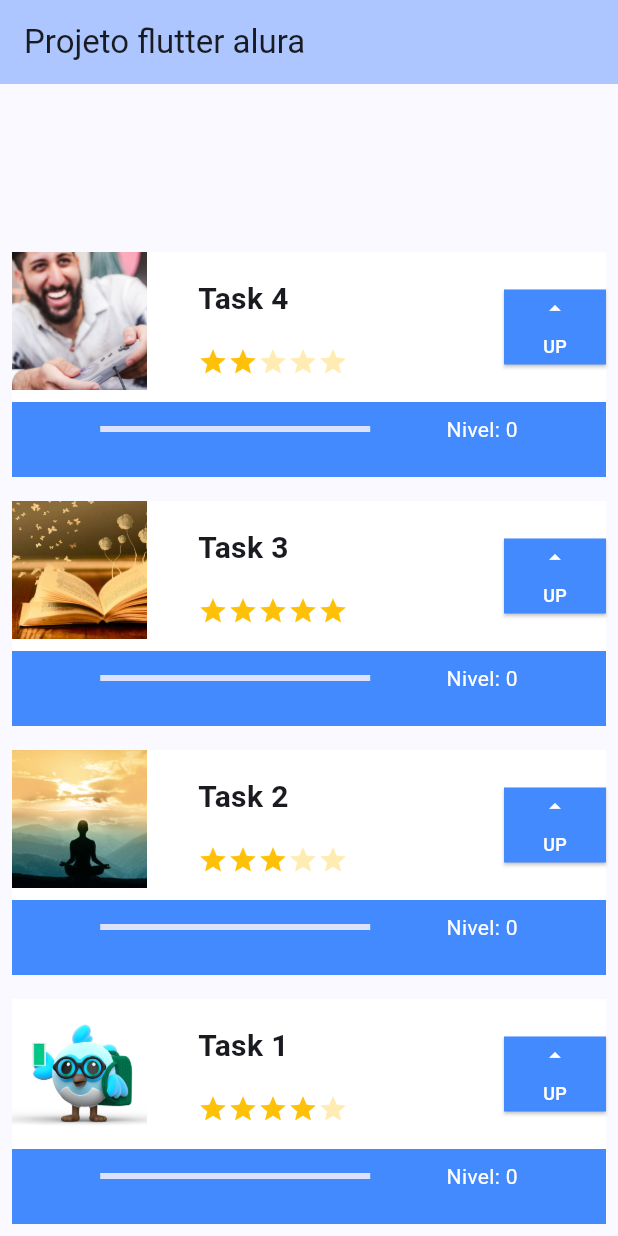
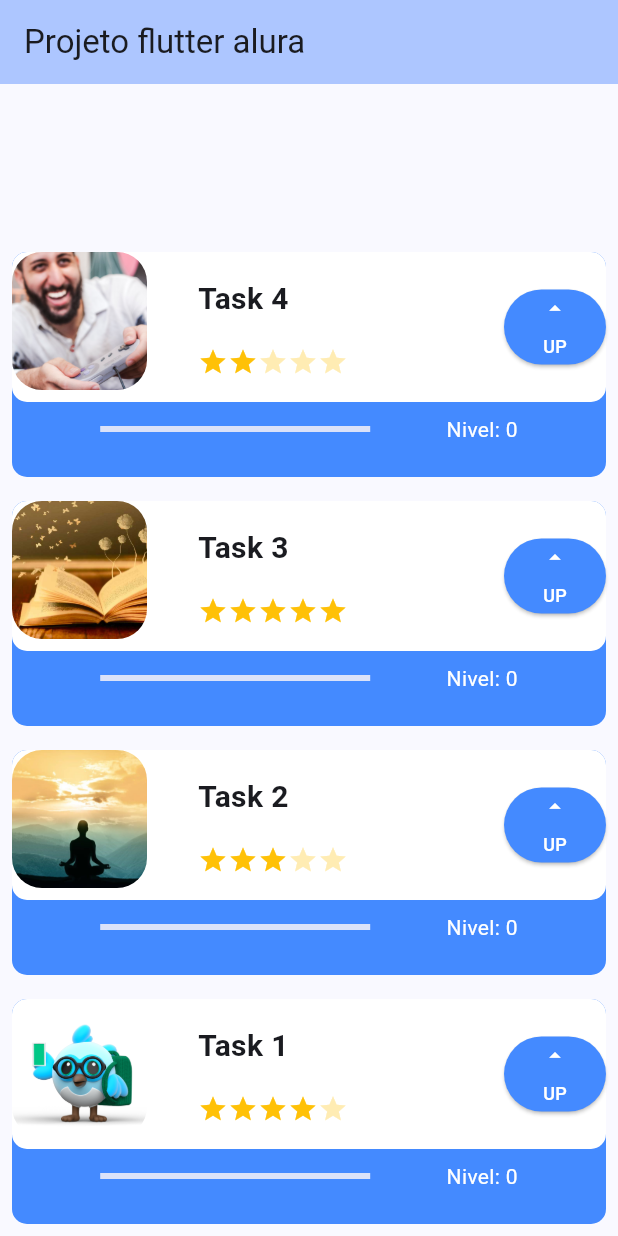
Before and after one commit to elderlira/fluter_alura, a Flutter app: the screen it shows after launch, on a phone screen of 412 x 824 dp. Run offline on Flutter 3.47's test engine with Material 3 defaults, Android fonts, the phone set to English and light mode, and no system bars.

Commit message:
insert border radius in widgets elements

```diff
--- a/lib/app/task.dart
+++ b/lib/app/task.dart
@@ -19,13 +19,19 @@ class _TaskState extends State<Task> {
       child: Stack(
         children: [
           Container(
-            color: Colors.blueAccent,
+            decoration: BoxDecoration(
+              borderRadius: BorderRadius.circular(10),
+              color: Colors.blueAccent,
+            ),
             height: 150,
           ),
           Column(
             children: [
               Container(
-                color: Colors.white,
+                decoration: BoxDecoration(
+                  borderRadius: BorderRadius.circular(10),
+                  color: Colors.white,
+                ),
                 height: 100,
                 child: Row(
                   mainAxisAlignment: MainAxisAlignment.spaceBetween,
@@ -36,9 +42,12 @@ class _TaskState extends State<Task> {
                       child: Padding(
                         padding:
                             const EdgeInsets.only(right: 10.0, bottom: 8.0),
-                        child: Image.asset(
-                          widget.foto,
-                          fit: BoxFit.cover,
+                        child: ClipRRect(
+                          borderRadius: BorderRadius.circular(20),
+                          child: Image.asset(
+                            widget.foto,
+                            fit: BoxFit.cover,
+                          ),
                         ),
                       ),
                     ),
@@ -94,8 +103,8 @@ class _TaskState extends State<Task> {
                     ElevatedButton(
                         style: ElevatedButton.styleFrom(
                             backgroundColor: Colors.blueAccent,
-                            shape: const RoundedRectangleBorder(
-                              borderRadius: BorderRadius.zero,
+                            shape: RoundedRectangleBorder(
+                              borderRadius: BorderRadius.circular(1000),
                             ),
                             shadowColor: Colors.black),
                         onPressed: () {
```
